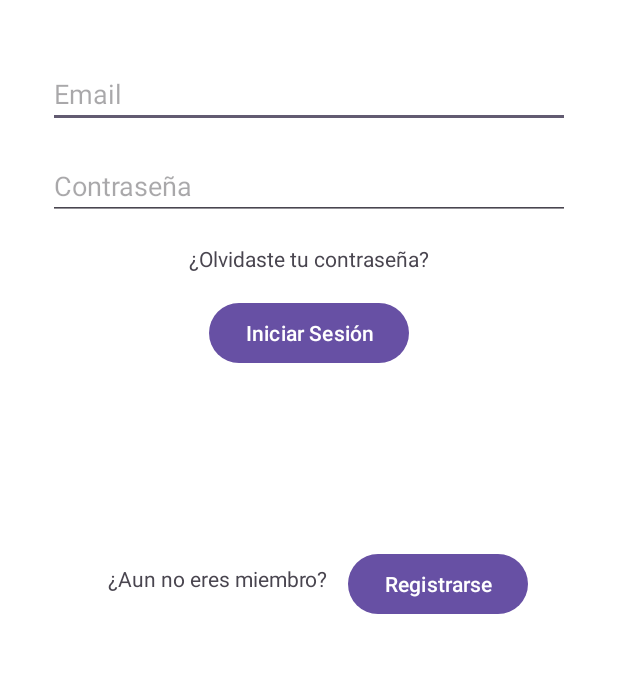
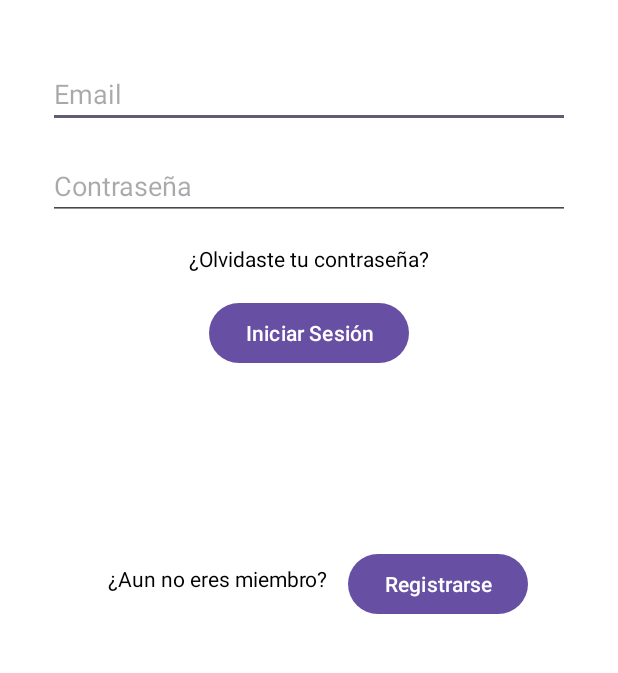
Before and after one commit to oscarRodriguez13/PetTracker_Android, an Android app: the screen it shows after launch (LoginActivity), on a phone screen of 412 x 824 dp, the part 432-1105 px from its top. Run offline under Robolectric (Android 15) with nearby library versions, the phone set to English and light mode, and no system bars.

Commit message:
cambio en los colores

```diff
--- a/app/src/main/res/layout/activity_login.xml
+++ b/app/src/main/res/layout/activity_login.xml
@@ -26,7 +26,8 @@
         android:layout_height="wrap_content"
         android:layout_above="@id/password_input"
         android:hint="@string/email"
-        android:inputType="textEmailAddress" />
+        android:inputType="textEmailAddress"
+        android:textColor="@color/black"/>
 
     <!-- Password input -->
     <EditText
@@ -36,7 +37,8 @@
         android:hint="@string/password"
         android:layout_centerInParent="true"
         android:layout_marginTop="16dp"
-        android:inputType="textPassword" />
+        android:inputType="textPassword"
+        android:textColor="@color/black"/>
 
     <TextView
         android:id="@+id/tv_passwordRecover"
@@ -45,7 +47,8 @@
         android:text="¿Olvidaste tu contraseña?"
         android:layout_below="@id/password_input"
         android:layout_centerHorizontal="true"
-        android:layout_marginTop="16dp"/>
+        android:layout_marginTop="16dp"
+        android:textColor="@color/black"/>
 
     <!-- Login button -->
     <Button
@@ -65,7 +68,8 @@
         android:text="@string/no_member"
         android:layout_below="@id/login_button"
         android:layout_marginStart="40dp"
-        android:layout_marginTop="130dp"/>
+        android:layout_marginTop="130dp"
+        android:textColor="@color/black"/>
 
     <Button
         android:id="@+id/register_button"
```
Also changed, not shown: app/src/main/res/layout/activity_register.xml (+10 -5 lines), app/src/main/res/layout/activity_register_pet_data.xml (+8 -4 lines).
